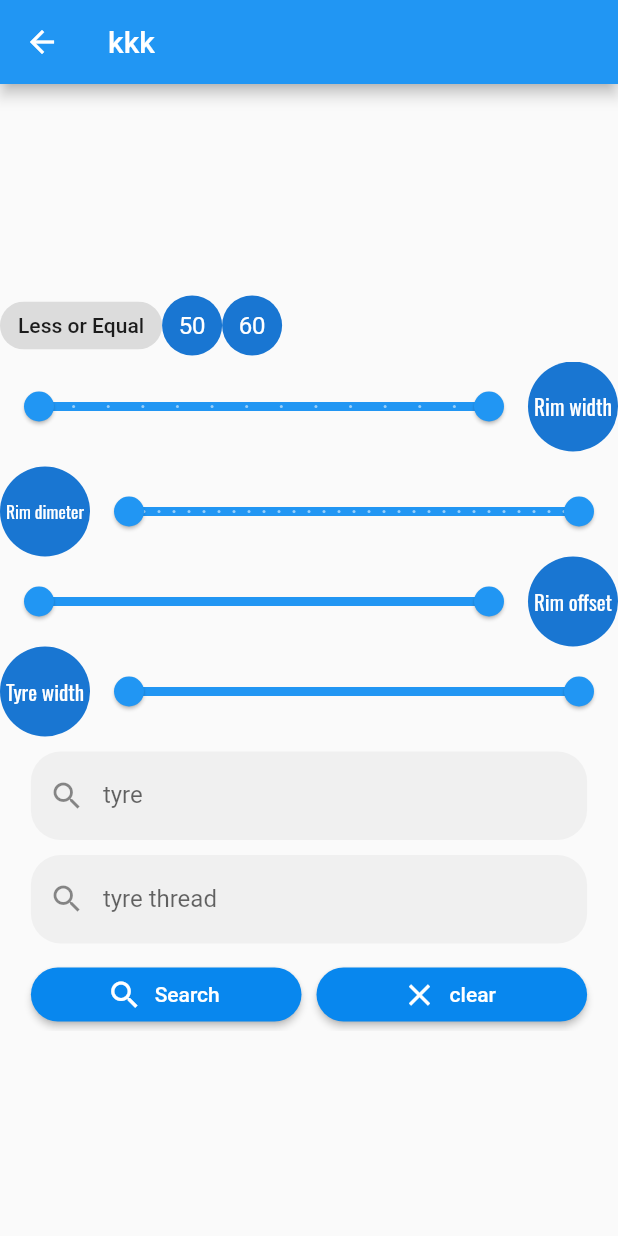
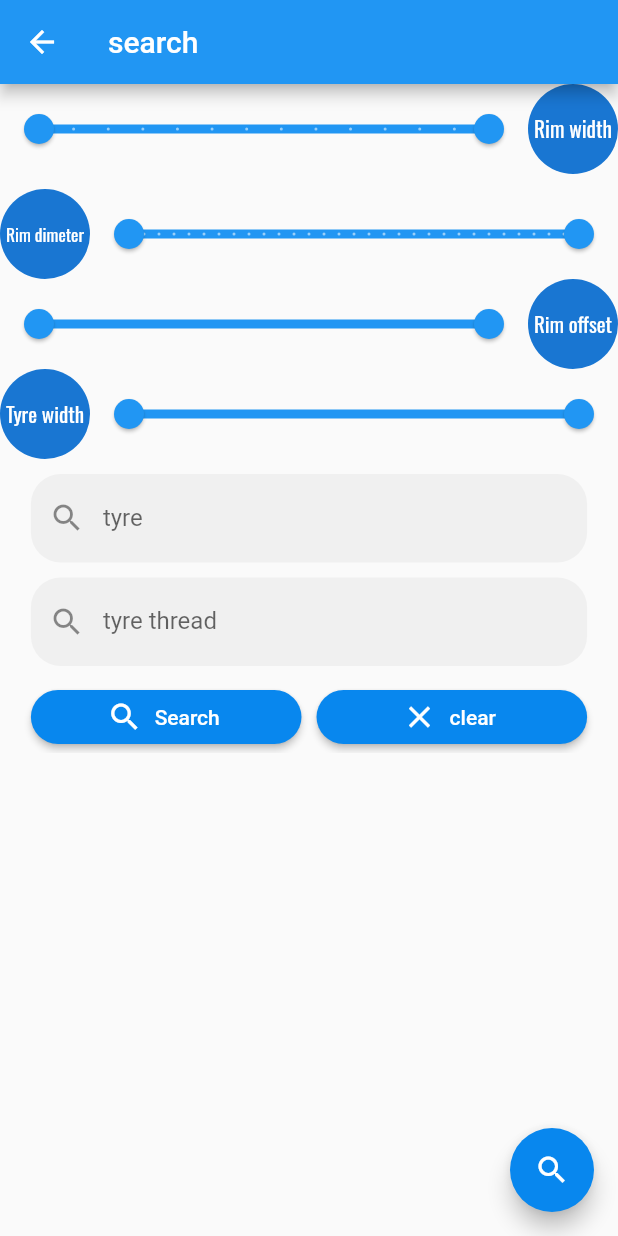
Before and after one commit to farmanullahQAU/parameters_app, a Flutter app: the SearchView screen opened directly, on a phone screen of 412 x 824 dp. Run offline on Flutter 3.47's test engine with Material 2 defaults, Android fonts, the phone set to English and light mode, and no system bars; our stand-ins replace animated_splash_screen, bot_toast, flutter_svg, font_awesome_flutter, get, google_fonts and 1 more; missing offline and left inert: flutter_share_me.

Commit message:
filter issue solved

```diff
--- a/lib/constants/theme.dart
+++ b/lib/constants/theme.dart
@@ -26,6 +26,8 @@ inactiveTrackColor:orangeDarkPrimaryColor.withAlpha(100),
 
 
         titleSmall: TextStyle(color: Color.fromARGB(255, 209, 14, 46))),
+
+        appBarTheme: AppBarTheme(backgroundColor: orangeDarkPrimaryColor),
     primaryColor: orangeDarkPrimaryColor,
     floatingActionButtonTheme: FloatingActionButtonThemeData(
       backgroundColor: orangeDarkPrimaryColor,
--- a/lib/screens/search/serach_view.dart
+++ b/lib/screens/search/serach_view.dart
@@ -18,9 +18,51 @@ class SearchView extends GetView<SearchViewController> {
   Widget build(BuildContext context) {
 
     return Scaffold(
-      appBar: AppBar(title: Text("kkk"),),
-      body: Center(
-        child: SingleChildScrollView(
+
+      floatingActionButton: FloatingActionButton(onPressed: (){
+
+        controller.isExactWidth.value=!controller.isExactWidth.value;
+      },child:
+
+
+       Obx(()=>
+       AnimatedSwitcher(
+
+                            transitionBuilder: (child,animation)=>ScaleTransition(scale: animation,child: child,),
+
+           duration: Duration(milliseconds: 500),
+           child:
+
+           controller.isExactWidth.isTrue?
+
+
+            Center(
+
+              key: Key("1"),
+              child: Icon(Icons.filter_1)):
+
+             Center(
+               key: Key("2"),
+               child: Icon(Icons.search))),
+       )
+          ),
+
+       appBar: AppBar(
+
+         actions:
+
+          [
+         Obx(()=>
+  controller.isSearching.isTrue?
+
+
+              IconButton(onPressed: ()=>controller.isSearching.value=false, icon: Icon(Icons.clear)):Container(),
+         )],
+
+         backgroundColor: Theme.of(context).appBarTheme.backgroundColor,
+
+         title: Text("search"),),
+      body: SingleChildScrollView(
 
 
         child:
@@ -42,36 +84,6 @@ class SearchView extends GetView<SearchViewController> {
            },):
 
 
-            SizedBox(
-              child: Column(
-                children: [
-
-
-
-                Row(children: [
-
-
-                  InkWell(
-
-                  onTap: (){
-
-                    controller.isExactWidth.value=true;
-                  },
-                  child: Chip(label: Text('Less or Equal'),)),
-
-
-                  InkWell(
-
-              onTap: (){
-
-                               controller.isExactWidth.value=false;
-
-              },
-              child: CircleAvatar(child: Text('50'),))
-                ,
-                  CircleAvatar(child: Text('60'),)
-
-                ],),
 
 
           Obx(()=>
@@ -95,11 +107,6 @@ class SearchView extends GetView<SearchViewController> {
 
 
           )
-
-                ],
-              ),
-            )
-          ),
         ),
       ),
     );
@@ -235,8 +242,19 @@ class SearchView extends GetView<SearchViewController> {
           ),
         ),
 
+        SizedBox(height: 20,),
+    SizedBox(
+      width: Get.width*0.9,
+
+                              child: MyButton(
+                                icon: Icon(Icons.search),
+
+                                buttonText: "Search", onTap:(){
+                                  controller.isSearching.value=true;
 
 
+                              } ),
+                            ),
       ],
     );
 
```
Lines whose indentation alone changed are shown as unchanged.
